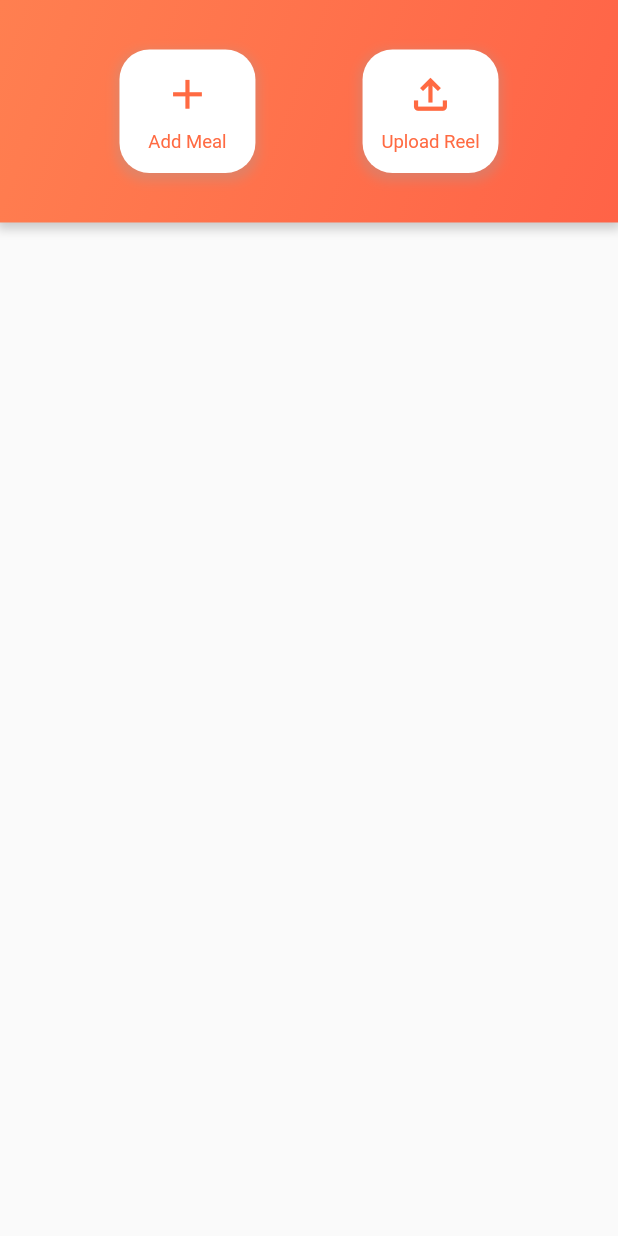
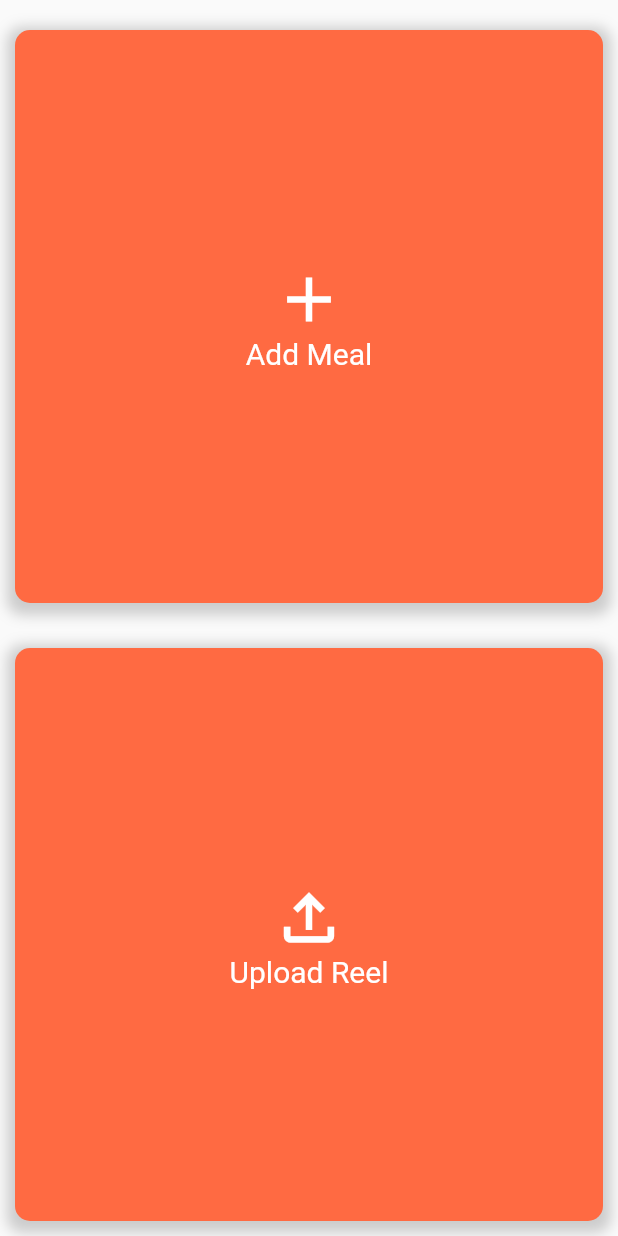
Before and after one commit to asim8848/Chef-Ease, a Flutter app: the AddBottomSheet widget shown alone on an empty page, opened directly, on a phone screen of 412 x 824 dp. Run offline on Flutter 3.47's test engine with Material 3 defaults, Android fonts, the phone set to English and light mode, and no system bars; our stand-ins replace firebase_auth, firebase_core, fl_chart, flutter_advanced_drawer, fluttertoast, google_fonts and 4 more; missing offline and left inert: another_stepper; accounts and stored records are empty.

Commit message:
fixed bottom nev in chef

```diff
--- a/lib/screens/chef/chef_add_menu/ChefAddMenuBottomSheet.dart
+++ b/lib/screens/chef/chef_add_menu/ChefAddMenuBottomSheet.dart
@@ -1,76 +1,70 @@
+// ChefAddMenuBottomSheet.dart
+
 import 'package:chefease/screens/chef/Chef_add_menu/AddMealScreen.dart';
 import 'package:flutter/material.dart';
 import 'package:chefease/constants/colors.dart';
 import '../../../constants/responsive.dart';
 import 'AddPhotoVideoScreen.dart';
+
 class AddBottomSheet extends StatelessWidget {
   @override
   Widget build(BuildContext context) {
-    double _screenheight = Responsive.screenHeight(context);
-    double _screenwidth = Responsive.screenWidth(context);
-    return SingleChildScrollView(
-      child: Container(
-        padding: EdgeInsets.symmetric(horizontal: _screenwidth*0.02, vertical: _screenheight*0.01),
-        height: _screenheight * 0.18,
-        decoration: BoxDecoration(
-          gradient: LinearGradient(
-            begin: Alignment.topLeft,
-            end: Alignment.bottomRight,
-            colors: [Color(0xFFFF7F50), Color(0xFFFF6347)],
+    return Column(
+      children: <Widget>[
+        SizedBox(
+          height: 10.0,
         ),
-          boxShadow: [
-            BoxShadow(
-              color: Colors.grey.withOpacity(0.5),
-              spreadRadius: 2,
-              blurRadius: 5,
-              offset: Offset(0, 3),
-            ),
-          ],
-        ),
-        child: Row(
-          mainAxisAlignment: MainAxisAlignment.spaceEvenly,
-          children: <Widget>[
-            _buildCustomButton(
+        Expanded(
+          child: _buildCustomButton(
             icon: Icons.add,
             text: 'Add Meal',
             onPressed: () {
               // Action for adding a meal
-                Navigator.push(context, MaterialPageRoute(builder: (context) => AddMeal()));
-              }, context: context,
+              Navigator.push(
+                  context, MaterialPageRoute(builder: (context) => AddMeal()));
+            },
+            context: context,
           ),
-
-            _buildCustomButton(
+        ),
+        SizedBox(
+          height: 10.0,
+        ),
+        Expanded(
+          child: _buildCustomButton(
             icon: Icons.file_upload_outlined,
             text: 'Upload Reel',
             onPressed: () {
               // Action for uploading reels
-                Navigator.push(context, MaterialPageRoute(builder: (context) => AddPhotoVideo()));
-              }, context: context,
-            ),
-
-          ],
+              Navigator.push(context,
+                  MaterialPageRoute(builder: (context) => AddPhotoVideo()));
+            },
+            context: context,
           ),
         ),
+      ],
     );
   }
 
-  Widget _buildCustomButton({required IconData icon, required String text, required VoidCallback onPressed, required BuildContext context}) {
-    double _screenheight = Responsive.screenHeight(context);
-    double _screenwidth = Responsive.screenWidth(context);
-
-    return GestureDetector(
+  Widget _buildCustomButton(
+      {required IconData icon,
+      required String text,
+      required VoidCallback onPressed,
+      required BuildContext context}) {
+    return Padding(
+      padding: EdgeInsets.all(10.0), // Add some padding
+      child: GestureDetector(
         onTap: onPressed,
         child: Container(
-        height: _screenheight * 0.1, // 10% of screen height
-        width: _screenwidth * 0.22, // 20% of screen width
+          width: double.infinity,
           decoration: BoxDecoration(
-          color: Colors.white,
-          borderRadius: BorderRadius.circular(20),
+            color: AppColors.primaryColor,
+            borderRadius: BorderRadius.circular(10.0), // Add border radius
             boxShadow: [
+              // Add shadow effect
               BoxShadow(
-              color: Colors.grey.withOpacity(0.3),
-              spreadRadius: 2,
-              blurRadius: 5,
+                color: Colors.grey.withOpacity(0.5),
+                spreadRadius: 5,
+                blurRadius: 7,
                 offset: Offset(0, 3),
               ),
             ],
@@ -80,18 +74,22 @@ class AddBottomSheet extends StatelessWidget {
             children: [
               Icon(
                 icon,
-              color: AppColors.primaryColor,
-              size: _screenwidth * 0.08, // 8% of screen width
+                color: Colors.white, // Change icon color to white
+                size: 50.0,
               ),
-            SizedBox(height: _screenheight * 0.01), // 1% of screen height
               Text(
                 text,
-              style: TextStyle(fontSize: _screenwidth * 0.03, color: AppColors.primaryColor), // Font size is 4% of screen width
+                style: TextStyle(
+                    fontSize: 20.0,
+                    color: Colors.white,
+                    fontFamily:
+                        'Roboto'), // Change text color to white and use Roboto font
                 textAlign: TextAlign.center,
               ),
             ],
           ),
         ),
+      ),
     );
   }
 }
```
Also changed, not shown: lib/screens/chef/chef_dashboard/ChefDashboardScreen.dart (+226 -211 lines), lib/screens/chef/chef_dashboard/ChefMenuScreen.dart (+29 -77 lines), lib/screens/chef/chef_dashboard/ChefOrderScreen.dart (+27 -67 lines). Lines whose indentation alone changed are shown as unchanged.
